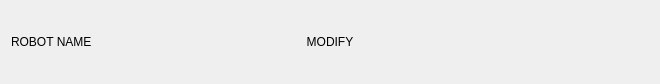
The window that setup_panel/resource/dashboard_element.ui (GroupOfRobots/MiniRysRQT) describes before a commit, drawn with Qt 5.
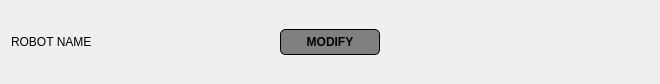
The same window after the commit. Icons and pictures are not drawn.

What changed in the file:
```diff
--- a/setup_panel/resource/dashboard_element.ui
+++ b/setup_panel/resource/dashboard_element.ui
@@ -37,9 +37,21 @@
      </item>
      <item>
       <widget class="QPushButton" name="modifyButton">
+       <property name="maximumSize">
+        <size>
+         <width>100</width>
+         <height>16777215</height>
+        </size>
+       </property>
        <property name="cursor">
         <cursorShape>PointingHandCursor</cursorShape>
        </property>
+       <property name="styleSheet">
+        <string notr="true">font-weight: bold; border: 1px solid black;
+border-radius: 5px;
+padding: 5px;
+background: gray;</string>
+       </property>
        <property name="text">
         <string>MODIFY</string>
        </property>
```
